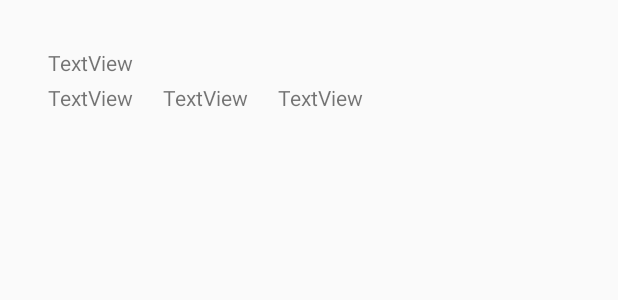
After one commit to NamanHS/Gluco-Tracker, an Android app: the layout list_item_single.xml on its own in the app's theme, with its tools: preview values and no code run, on a phone screen of 412 x 824 dp. The commit adds this screen. Shown: the top 300 px of the screen. Run offline under Robolectric (Android 15) with nearby library versions, the phone set to English and light mode, and no system bars; Roboto replaces fonts that are not available here.

Commit message:
optimization and view reading

```diff
--- /dev/null
+++ b/app/src/main/res/layout/list_item_single.xml
@@ -0,0 +1,51 @@
+<?xml version="1.0" encoding="utf-8"?>
+<androidx.constraintlayout.widget.ConstraintLayout xmlns:android="http://schemas.android.com/apk/res/android"
+    xmlns:app="http://schemas.android.com/apk/res-auto"
+    xmlns:tools="http://schemas.android.com/tools"
+    android:layout_width="match_parent"
+    android:layout_height="wrap_content"
+    android:padding="16dp">
+
+    <TextView
+        android:id="@+id/reading_date"
+        android:layout_width="wrap_content"
+        android:layout_height="wrap_content"
+        android:layout_marginStart="16dp"
+        android:layout_marginTop="16dp"
+        android:text="TextView"
+        app:layout_constraintStart_toStartOf="parent"
+        app:layout_constraintTop_toTopOf="parent" />
+
+    <TextView
+        android:id="@+id/reading_measure"
+        android:layout_width="wrap_content"
+        android:layout_height="wrap_content"
+        android:layout_marginStart="16dp"
+        android:layout_marginTop="4dp"
+        android:text="TextView"
+        app:layout_constraintStart_toStartOf="parent"
+        app:layout_constraintTop_toBottomOf="@+id/reading_date" />
+
+    <TextView
+        android:id="@+id/reading_interval"
+        android:layout_width="wrap_content"
+        android:layout_height="wrap_content"
+        android:layout_marginStart="20dp"
+        android:layout_marginTop="4dp"
+        android:text="TextView"
+        app:layout_constraintStart_toEndOf="@+id/reading_measure"
+        app:layout_constraintTop_toBottomOf="@+id/reading_date" />
+
+    <TextView
+        android:id="@+id/reading_notes"
+        android:layout_width="wrap_content"
+        android:layout_height="wrap_content"
+        android:layout_marginStart="20dp"
+        android:layout_marginTop="4dp"
+        android:text="TextView"
+        app:layout_constraintEnd_toEndOf="parent"
+        app:layout_constraintHorizontal_bias="0.0"
+        app:layout_constraintStart_toEndOf="@+id/reading_interval"
+        app:layout_constraintTop_toBottomOf="@+id/reading_date" />
+
+</androidx.constraintlayout.widget.ConstraintLayout>
--- a/build.gradle
+++ b/build.gradle
@@ -6,7 +6,7 @@ buildscript {
     }
     dependencies {
         classpath "com.android.tools.build:gradle:4.0.1"
-        classpath 'com.google.gms:google-services:4.2.0'
+        classpath 'com.google.gms:google-services:4.3.5'
 
         // NOTE: Do not place your application dependencies here; they belong
         // in the individual module build.gradle files
```
Also changed, not shown: app/build.gradle (+8 -5 lines), app/src/main/java/tech/hans/glucotracker/GlucoReading.java (+0 -7 lines), app/src/main/java/tech/hans/glucotracker/HomePage.java (+38 -1 lines), app/src/main/java/tech/hans/glucotracker/JavaMailAPI.java (+10 -3 lines), app/src/main/java/tech/hans/glucotracker/Resulter.java (+21 -8 lines), app/src/main/java/tech/hans/glucotracker/SelfAssessment.java (+17 -0 lines), app/src/main/java/tech/hans/glucotracker/Utils.java (deleted, +0 -7 lines), app/src/main/java/tech/hans/glucotracker/enterReading.java (+66 -40 lines), app/src/main/java/tech/hans/glucotracker/viewReading.java (+85 -0 lines), app/src/main/res/layout/activity_view_reading.xml (+10 -0 lines), 1 other file.
